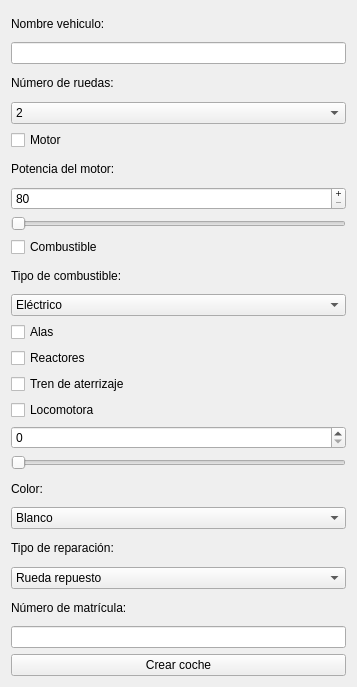
Qt form crearvehiculoui.ui (dcontt00/ac-practica2) before a commit.
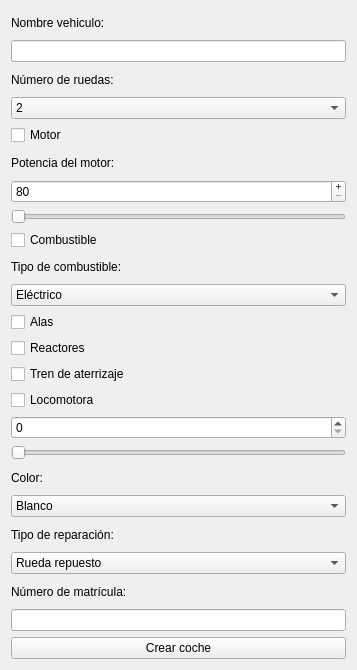
The same form after that commit.

Patch:
```diff
--- a/crearvehiculoui.ui
+++ b/crearvehiculoui.ui
@@ -7,7 +7,7 @@
     <x>0</x>
     <y>0</y>
     <width>357</width>
-    <height>687</height>
+    <height>670</height>
    </rect>
   </property>
   <property name="windowTitle">
```
Left out of the diff: 19 changed lines with no effect on the pictures.
